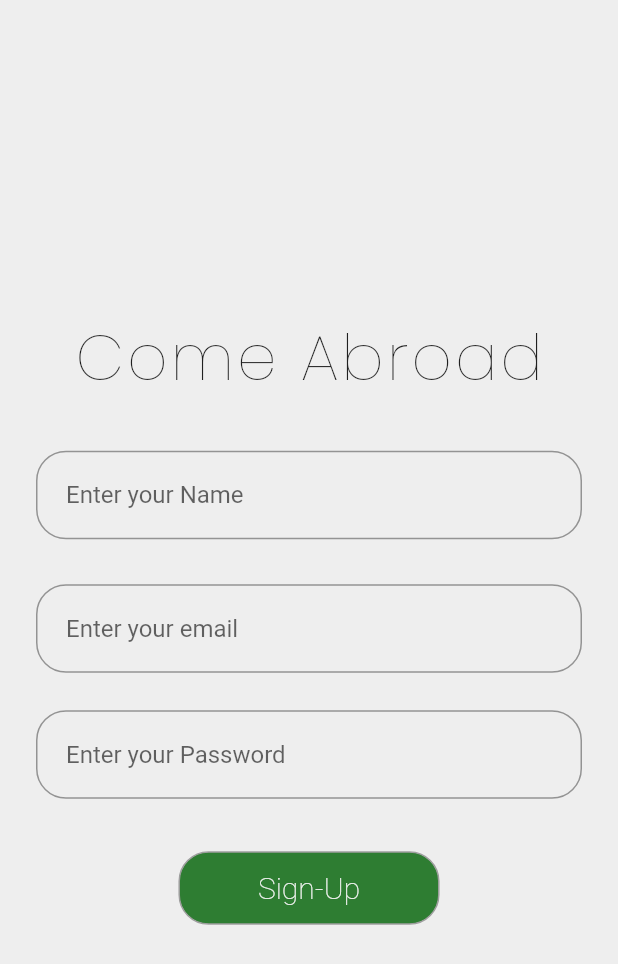
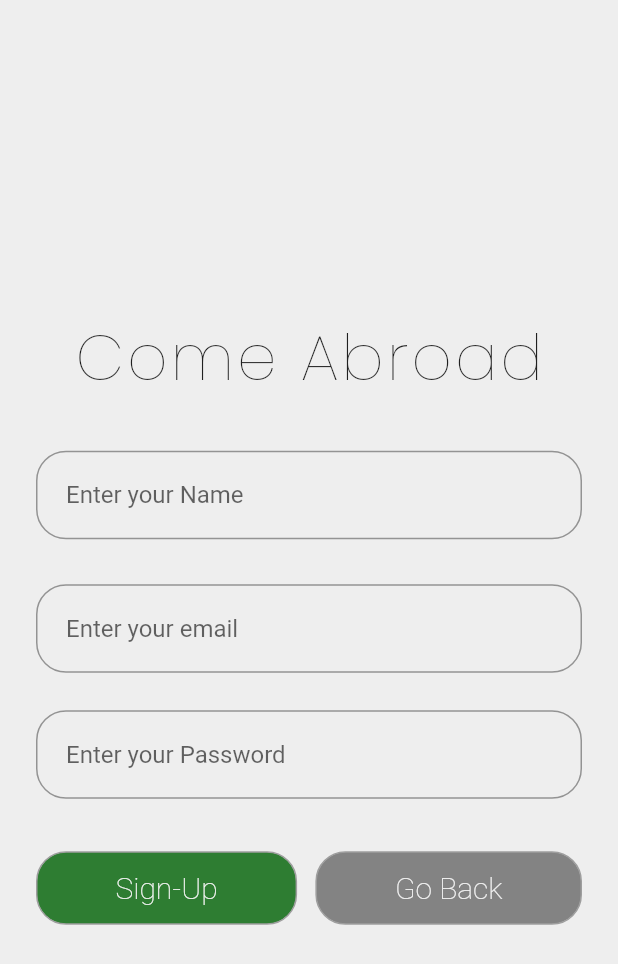
Before and after one commit to Ankan1998/AniDaMoNo, a Flutter app: the screen it shows after launch, after a tap on "Sign-in", after a tap on "Don't have Account? Signup", on a phone screen of 412 x 824 dp. Shown: the top 964 px of the screen. Run offline on Flutter 3.47's test engine with Material 2 defaults, Android fonts, the phone set to English and light mode, and no system bars; our stand-ins replace google_fonts; missing offline and left inert: avatar_view.

Commit message:
minor update in custom text button

```diff
--- a/anime_fe/lib/custom_widget/custom_text_button.dart
+++ b/anime_fe/lib/custom_widget/custom_text_button.dart
@@ -42,7 +42,7 @@ class CustomTextButton extends StatelessWidget {
   Widget build(BuildContext context) {
     Color color = isDisabled
         ? Colors.grey[300]
-        : Colors.green[800];
+        : bgColor;
     return GestureDetector(
       child: Container(
         width: buttonWidth,
--- a/anime_fe/lib/screens/login_page.dart
+++ b/anime_fe/lib/screens/login_page.dart
@@ -101,6 +101,7 @@ class _LoginPageState extends State<LoginPage> {
                         CustomTextButton(
                           height:48,
                           width: 72,
+                          bgColor: Colors.green[800],
                           borderRadius: 20.0,
                           borderColor: Colors.grey[500],
                           onPressed: () async {
--- a/anime_fe/lib/screens/signup_page.dart
+++ b/anime_fe/lib/screens/signup_page.dart
@@ -100,9 +100,14 @@ class _SignupPageState extends State<SignupPage> {
                             SizedBox(height: 25,),
                             _buildPassword(),
                             SizedBox(height: 35,),
+                            Row(
+                              mainAxisSize: MainAxisSize.max,
+                              mainAxisAlignment: MainAxisAlignment.spaceBetween,
+                              children: [
                                 CustomTextButton(
                                   height:48,
                                   width: 72,
+                                  bgColor: Colors.green[800],
                                   borderRadius: 20.0,
                                   borderColor: Colors.grey[500],
                                   onPressed: () async {
@@ -114,6 +119,21 @@ class _SignupPageState extends State<SignupPage> {
                                   title: "Sign-Up",
                                   textStyle: TextStyles.button1,
                                 ),
+                                CustomTextButton(
+                                    height:48,
+                                    width: 48,
+                                    bgColor: Colors.black45,
+                                    borderRadius: 20.0,
+                                    borderColor: Colors.grey[500],
+                                  onPressed: (){
+                                    Navigator.of(context).pop();
+                                  },
+                                  title: "Go Back",
+                                  textStyle: TextStyles.button1
+                                )
+                              ],
+                            )
+
                           ],
                         )
                     )
```
Lines whose indentation alone changed are shown as unchanged.
